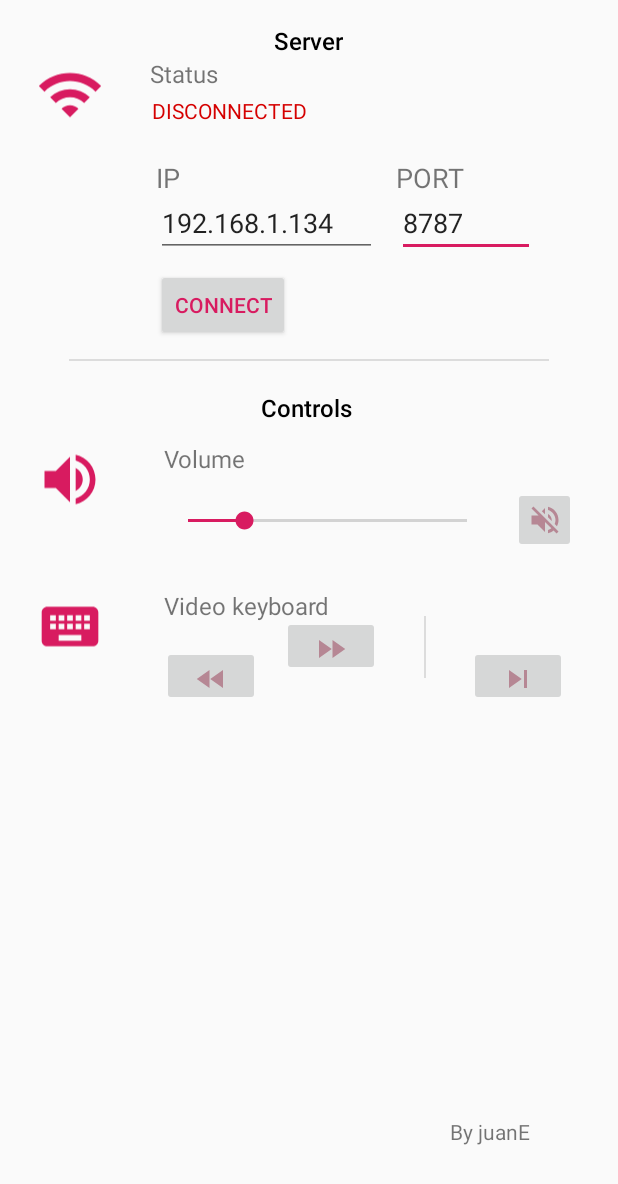
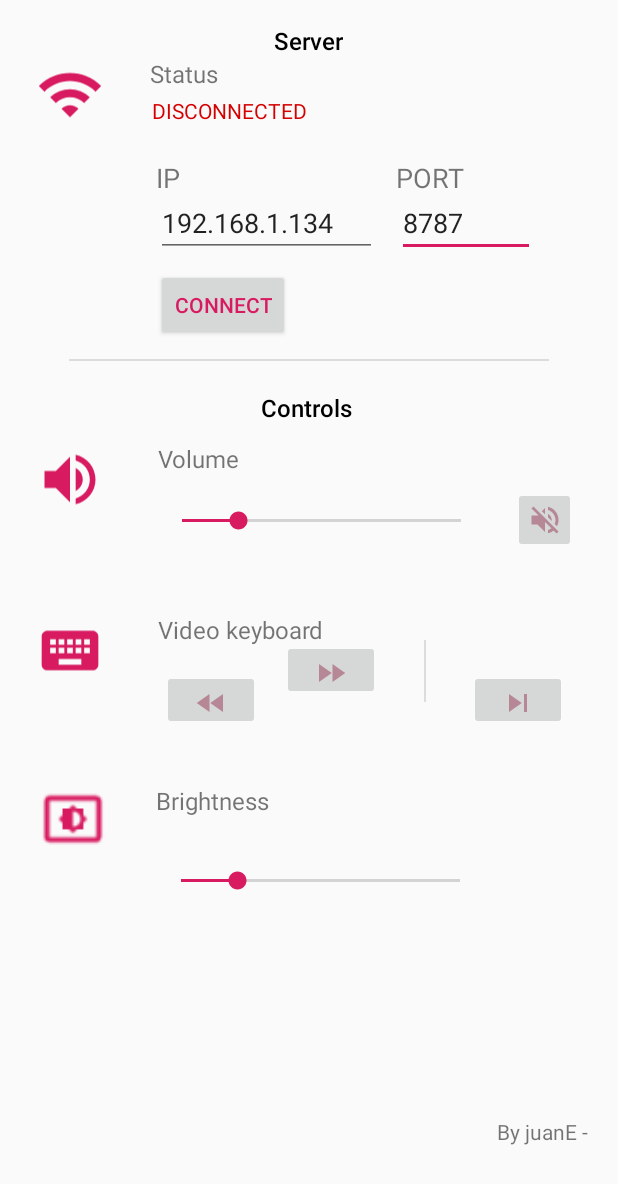
Before and after one commit to juane619/MyRemoteControlClient, an Android app: the layout main_fragment.xml on its own in the app's theme, with its tools: preview values and no code run, on a phone screen of 412 x 824 dp. Shown: the top 1184 px of the screen. Run offline under Robolectric (Android 15) with nearby library versions, the phone set to English and light mode, and no system bars; network calls fail; Roboto replaces fonts that are not available here.

Commit message:
Added NF: Control of brigthness in laptops

```diff
--- a/app/build.gradle
+++ b/app/build.gradle
@@ -7,8 +7,8 @@ android {
         applicationId "com.juane.remotecontrol"
         minSdkVersion 23
         targetSdkVersion 26
-        versionCode 2
-        versionName "2.0.0"
+        versionCode 3
+        versionName "2.1.0-SNAPSHOT"
         testInstrumentationRunner "androidx.test.runner.AndroidJUnitRunner"
     }
     buildTypes {
--- a/app/src/main/java/com/juane/remotecontrol/model/MessageTypes.java
+++ b/app/src/main/java/com/juane/remotecontrol/model/MessageTypes.java
@@ -13,4 +13,5 @@ public class MessageTypes {
     public static final int POWER_OFF_MESSAGE = 9;
     public static final int SUSPEND_OFF_MESSAGE = 10;
     public static final int CANCEL_POWER_ACTION_MESSAGE = 11;
+    public static final int BRIGHTNESS_MESSAGE = 12;
 }
--- a/app/src/main/java/com/juane/remotecontrol/ui/fragments/MainFragment.java
+++ b/app/src/main/java/com/juane/remotecontrol/ui/fragments/MainFragment.java
@@ -27,10 +27,11 @@ public class MainFragment extends RemoteFragment {
     private Button connectButton;
     private TextView connectionText;
     private TextView seekVolumeProgressText;
-
     private EditText ipText;
     private EditText portText;
+
     private SeekBar volumeSeekBar;
+    private SeekBar brightnessSeekbar;
 
     private Button muteButton;
     private Button leftButton;
@@ -59,6 +60,8 @@ public class MainFragment extends RemoteFragment {
         volumeSeekBar = root.findViewById(R.id.seekBarVolume);
         seekVolumeProgressText = root.findViewById(R.id.seekVolumeText);
 
+        brightnessSeekbar = root.findViewById(R.id.seekBarBrightness);
+
         muteButton = root.findViewById(R.id.muteButton);
         leftButton = root.findViewById(R.id.leftButton);
         rightButton = root.findViewById(R.id.rightButton);
@@ -68,6 +71,7 @@ public class MainFragment extends RemoteFragment {
         setIpInput();
         setConnectButton();
         setVolumeSeekBar();
+        setBrightnessSeekBar();
 
         setMuteButton();
         setLeftButton();
@@ -217,6 +221,33 @@ public class MainFragment extends RemoteFragment {
         });
     }
 
+    private void setBrightnessSeekBar() {
+        brightnessSeekbar.setEnabled(false);
+
+        brightnessSeekbar.setOnSeekBarChangeListener(new SeekBar.OnSeekBarChangeListener() {
+            @Override
+            public void onProgressChanged(SeekBar seekBar, int progress, boolean fromUser) {
+                System.out.println("Changing progress of brightness bar");
+
+                int brightnessData = seekBar.getProgress();
+
+                if(clientManager.isConnected()){
+                    clientManager.sendMessage(MessageTypes.BRIGHTNESS_MESSAGE, String.valueOf(brightnessData));
+                }
+            }
+
+            @Override
+            public void onStartTrackingTouch(SeekBar seekBar) {
+                System.out.println("Start tracking seek brightness bar");
+            }
+
+            @Override
+            public void onStopTrackingTouch(SeekBar seekBar) {
+                System.out.println("Stop tracking seek brightness bar");
+            }
+        });
+    }
+
     private void setConnectButton() {
         connectButton.setOnClickListener(new View.OnClickListener() {
             @SuppressLint("ResourceType")
@@ -254,6 +285,7 @@ public class MainFragment extends RemoteFragment {
 
     private void disableControls() {
         volumeSeekBar.setEnabled(false);
+        brightnessSeekbar.setEnabled(false);
         muteButton.setEnabled(false);
         leftButton.setEnabled(false);
         rightButton.setEnabled(false);
@@ -263,6 +295,7 @@ public class MainFragment extends RemoteFragment {
     private void enableControls() {
         connectButton.setEnabled(true);
         volumeSeekBar.setEnabled(true);
+        brightnessSeekbar.setEnabled(true);
         muteButton.setEnabled(true);
         leftButton.setEnabled(true);
         rightButton.setEnabled(true);
--- a/app/src/main/res/layout/main_fragment.xml
+++ b/app/src/main/res/layout/main_fragment.xml
@@ -45,11 +45,12 @@
         android:id="@+id/message"
         android:layout_width="wrap_content"
         android:layout_height="wrap_content"
-        android:layout_marginStart="40dp"
+        android:layout_marginStart="36dp"
+        android:layout_marginTop="12dp"
         android:text="Volume"
         android:textSize="16sp"
         app:layout_constraintStart_toEndOf="@+id/imageView3"
-        app:layout_constraintTop_toTopOf="@+id/imageView3" />
+        app:layout_constraintTop_toBottomOf="@+id/textView3" />
 
     <SeekBar
         android:id="@+id/seekBarVolume"
@@ -59,7 +60,19 @@
         android:max="100"
         android:progress="20"
         app:layout_constraintEnd_toEndOf="parent"
-        app:layout_constraintHorizontal_bias="0.564"
+        app:layout_constraintHorizontal_bias="0.544"
+        app:layout_constraintStart_toStartOf="parent"
+        app:layout_constraintTop_toBottomOf="@+id/message" />
+
+    <SeekBar
+        android:id="@+id/seekBarBrightness"
+        android:layout_width="218dp"
+        android:layout_height="45dp"
+        android:layout_marginTop="248dp"
+        android:max="100"
+        android:progress="20"
+        app:layout_constraintEnd_toEndOf="parent"
+        app:layout_constraintHorizontal_bias="0.538"
         app:layout_constraintStart_toStartOf="parent"
         app:layout_constraintTop_toBottomOf="@+id/message" />
 
@@ -67,11 +80,21 @@
         android:id="@+id/message4"
         android:layout_width="wrap_content"
         android:layout_height="wrap_content"
-        android:layout_marginEnd="192dp"
+        android:layout_marginStart="36dp"
         android:text="Video keyboard"
         android:textSize="16sp"
-        app:layout_constraintEnd_toEndOf="parent"
+        app:layout_constraintStart_toEndOf="@+id/imageView2"
         app:layout_constraintTop_toTopOf="@+id/imageView2" />
+
+    <TextView
+        android:id="@+id/message6"
+        android:layout_width="wrap_content"
+        android:layout_height="wrap_content"
+        android:layout_marginStart="24dp"
+        android:text="Brightness"
+        android:textSize="16sp"
+        app:layout_constraintStart_toEndOf="@+id/imageView5"
+        app:layout_constraintTop_toTopOf="@+id/imageView5" />
 
     <Button
         android:id="@+id/rightButton"
@@ -128,9 +151,9 @@
         android:layout_height="50dp"
         android:layout_marginStart="24dp"
         android:src="@drawable/ic_wifi_24px"
-        android:tint="@color/colorAccent"
         app:layout_constraintStart_toStartOf="parent"
-        app:layout_constraintTop_toBottomOf="@+id/textView" />
+        app:layout_constraintTop_toBottomOf="@+id/textView"
+        app:tint="@color/colorAccent" />
 
     <TextView
         android:id="@+id/message2"
@@ -140,7 +163,7 @@
         android:text="Status"
         android:textSize="16dp"
         app:layout_constraintStart_toStartOf="parent"
-        app:layout_constraintTop_toTopOf="@+id/imageView" />
+        app:layout_constraintTop_toBottomOf="@+id/textView" />
 
     <Button
         android:id="@+id/buttonConexion"
@@ -225,10 +248,11 @@
         android:id="@+id/versionTextView"
         android:layout_width="wrap_content"
         android:layout_height="wrap_content"
-        android:layout_marginStart="300dp"
         android:layout_marginBottom="60dp"
-        android:text="By juanE"
+        android:text="By juanE - "
         app:layout_constraintBottom_toBottomOf="parent"
+        app:layout_constraintEnd_toEndOf="parent"
+        app:layout_constraintHorizontal_bias="0.952"
         app:layout_constraintStart_toStartOf="parent" />
 
     <androidx.constraintlayout.widget.Guideline
@@ -252,7 +276,7 @@
         android:layout_width="wrap_content"
         android:layout_height="wrap_content"
         android:layout_marginStart="76dp"
-        android:layout_marginBottom="12dp"
+        android:layout_marginBottom="8dp"
         app:layout_constraintBottom_toTopOf="@+id/seekBarVolume"
         app:layout_constraintStart_toEndOf="@+id/message" />
 
@@ -261,11 +285,12 @@
         android:layout_width="45dp"
         android:layout_height="50dp"
         android:layout_marginStart="24dp"
-        android:layout_marginTop="48dp"
+        android:layout_marginTop="64dp"
+        android:contentDescription="TODO"
         android:src="@drawable/ic_keyboard_24px"
-        android:tint="@color/colorAccent"
         app:layout_constraintStart_toStartOf="parent"
-        app:layout_constraintTop_toBottomOf="@+id/imageView3" />
+        app:layout_constraintTop_toBottomOf="@+id/imageView3"
+        app:tint="@color/colorAccent" />
 
     <ImageView
         android:id="@+id/imageView3"
@@ -274,9 +299,9 @@
         android:layout_marginStart="24dp"
         android:layout_marginTop="12dp"
         android:src="@drawable/ic_volume_up_24px"
-        android:tint="@color/colorAccent"
         app:layout_constraintStart_toStartOf="parent"
-        app:layout_constraintTop_toBottomOf="@+id/textView3" />
+        app:layout_constraintTop_toBottomOf="@+id/textView3"
+        app:tint="@color/colorAccent" />
 
     <View
         android:id="@+id/divider2"
@@ -287,4 +312,15 @@
         app:layout_constraintStart_toEndOf="@+id/rightButton"
         app:layout_constraintTop_toTopOf="@+id/rightButton" />
 
+    <ImageView
+        android:id="@+id/imageView5"
+        android:layout_width="64dp"
+        android:layout_height="45dp"
+        android:layout_marginStart="16dp"
+        android:layout_marginTop="64dp"
+        android:src="@drawable/ic_brightness"
+        app:layout_constraintStart_toStartOf="parent"
+        app:layout_constraintTop_toBottomOf="@+id/imageView2"
+        app:tint="@color/colorAccent" />
+
 </androidx.constraintlayout.widget.ConstraintLayout>
--- a/build.gradle
+++ b/build.gradle
@@ -7,7 +7,7 @@ buildscript {
 
     }
     dependencies {
-        classpath 'com.android.tools.build:gradle:3.5.4'
+        classpath 'com.android.tools.build:gradle:4.1.1'
 
         // NOTE: Do not place your application dependencies here; they belong
         // in the individual module build.gradle files
```
Also changed, not shown: app/src/main/res/drawable-hdpi/ic_brightness.png (added), app/src/main/res/drawable-mdpi/ic_brightness.png (added), app/src/main/res/drawable-xhdpi/ic_brightness.png (added), app/src/main/res/drawable-xxhdpi/ic_brightness.png (added), app/src/main/res/drawable-xxxhdpi/ic_brightness.png (added), gradle/wrapper/gradle-wrapper.properties.
